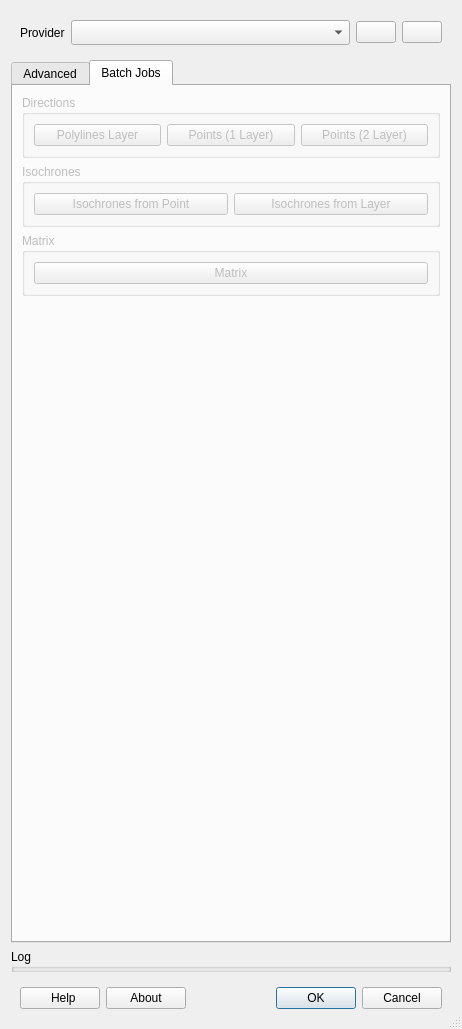
Qt form valhalla/gui/ValhallaDialogUI.ui (gis-ops/valhalla-qgis-plugin) before a commit.
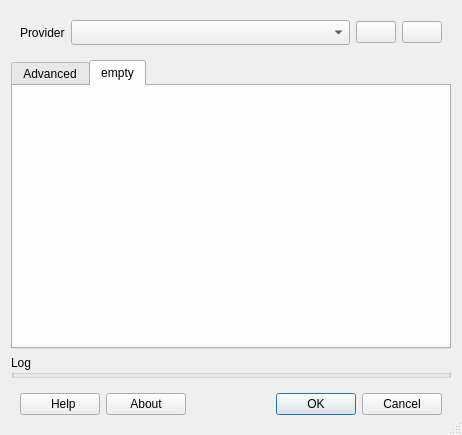
The same form after that commit. The open tabs and pages were chosen to show the change. Icons and pictures are not drawn. Custom widgets are drawn as their Qt base class.

Diff of the .ui file:
```diff
--- a/valhalla/gui/ValhallaDialogUI.ui
+++ b/valhalla/gui/ValhallaDialogUI.ui
@@ -7,7 +7,7 @@
     <x>0</x>
     <y>0</y>
     <width>462</width>
-    <height>914</height>
+    <height>1088</height>
    </rect>
   </property>
   <property name="sizePolicy">
@@ -327,7 +327,7 @@
          <property name="maximumSize">
           <size>
            <width>16777215</width>
-           <height>16777215</height>
+           <height>23</height>
           </size>
          </property>
          <property name="title">
@@ -340,7 +340,7 @@
           <bool>false</bool>
          </property>
          <property name="collapsed">
-          <bool>false</bool>
+          <bool>true</bool>
          </property>
          <property name="saveCollapsedState">
           <bool>false</bool>
@@ -363,6 +363,9 @@
             <property name="collapsed">
              <bool>true</bool>
             </property>
+            <property name="saveCollapsedState">
+             <bool>false</bool>
+            </property>
             <layout class="QVBoxLayout" name="verticalLayout_9">
              <item>
               <widget class="QgsCollapsibleGroupBox" name="isochrone_group">
@@ -478,10 +481,10 @@
              <bool>false</bool>
             </property>
             <property name="collapsed">
-             <bool>false</bool>
+             <bool>true</bool>
             </property>
             <property name="saveCollapsedState">
-             <bool>true</bool>
+             <bool>false</bool>
             </property>
             <layout class="QGridLayout" name="gridLayout_4">
              <property name="sizeConstraint">
@@ -496,7 +499,7 @@
                 </sizepolicy>
                </property>
                <property name="currentIndex">
-                <number>2</number>
+                <number>0</number>
                </property>
                <widget class="QWidget" name="tab">
                 <attribute name="title">
@@ -518,13 +521,13 @@
                     <set>Qt::AlignLeading|Qt::AlignLeft|Qt::AlignVCenter</set>
                    </property>
                    <property name="collapsed">
-                    <bool>true</bool>
+                    <bool>false</bool>
                    </property>
                    <property name="scrollOnExpand">
                     <bool>false</bool>
                    </property>
                    <property name="saveCollapsedState">
-                    <bool>true</bool>
+                    <bool>false</bool>
                    </property>
                    <layout class="QGridLayout" name="gridLayout_15">
                     <item row="0" column="0">
@@ -596,13 +599,13 @@
                     <string>Costs</string>
                    </property>
                    <property name="collapsed">
-                    <bool>true</bool>
+                    <bool>false</bool>
                    </property>
                    <property name="scrollOnExpand">
                     <bool>false</bool>
                    </property>
                    <property name="saveCollapsedState">
-                    <bool>true</bool>
+                    <bool>false</bool>
                    </property>
                    <layout class="QGridLayout" name="gridLayout_3">
                     <item row="0" column="0">
@@ -688,13 +691,13 @@
                     <string>Favor types</string>
                    </property>
                    <property name="collapsed">
-                    <bool>true</bool>
+                    <bool>false</bool>
                    </property>
                    <property name="scrollOnExpand">
                     <bool>false</bool>
                    </property>
                    <property name="saveCollapsedState">
-                    <bool>true</bool>
+                    <bool>false</bool>
                    </property>
                    <layout class="QGridLayout" name="gridLayout_5">
                     <item row="0" column="0">
@@ -1224,13 +1227,13 @@
                     <string>Factors</string>
                    </property>
                    <property name="collapsed">
-                    <bool>true</bool>
+                    <bool>false</bool>
                    </property>
                    <property name="scrollOnExpand">
                     <bool>false</bool>
                    </property>
                    <property name="saveCollapsedState">
-                    <bool>true</bool>
+                    <bool>false</bool>
                    </property>
                    <layout class="QGridLayout" name="gridLayout_11">
                     <item row="0" column="0">
@@ -1308,13 +1311,13 @@
                     <string>Favor Types</string>
                    </property>
                    <property name="collapsed">
-                    <bool>true</bool>
+                    <bool>false</bool>
                    </property>
                    <property name="scrollOnExpand">
                     <bool>false</bool>
                    </property>
                    <property name="saveCollapsedState">
-                    <bool>true</bool>
+                    <bool>false</bool>
                    </property>
                    <layout class="QGridLayout" name="gridLayout_12">
                     <item row="0" column="0">
@@ -1352,13 +1355,13 @@
                     <string>Penalties</string>
                    </property>
                    <property name="collapsed">
-                    <bool>true</bool>
+                    <bool>false</bool>
                    </property>
                    <property name="scrollOnExpand">
                     <bool>false</bool>
                    </property>
                    <property name="saveCollapsedState">
-                    <bool>true</bool>
+                    <bool>false</bool>
                    </property>
                    <layout class="QGridLayout" name="gridLayout_9">
                     <item row="0" column="0">
@@ -1441,105 +1444,9 @@
      </widget>
      <widget class="QWidget" name="batch_tab">
       <attribute name="title">
-       <string>Batch Jobs</string>
+       <string>empty</string>
       </attribute>
       <layout class="QVBoxLayout" name="verticalLayout">
-       <item>
-        <widget class="QGroupBox" name="groupBox">
-         <property name="enabled">
-          <bool>false</bool>
-         </property>
-         <property name="title">
-          <string>Directions</string>
-         </property>
-         <layout class="QHBoxLayout" name="horizontalLayout">
-          <item>
-           <widget class="QPushButton" name="batch_routing_line">
-            <property name="sizePolicy">
-             <sizepolicy hsizetype="Minimum" vsizetype="Fixed">
-              <horstretch>0</horstretch>
-              <verstretch>0</verstretch>
-             </sizepolicy>
-            </property>
-            <property name="text">
-             <string>Polylines Layer</string>
-            </property>
-           </widget>
-          </item>
-          <item>
-           <widget class="QPushButton" name="batch_routing_point">
-            <property name="sizePolicy">
-             <sizepolicy hsizetype="Minimum" vsizetype="Fixed">
-              <horstretch>0</horstretch>
-              <verstretch>0</verstretch>
-             </sizepolicy>
-            </property>
-            <property name="text">
-             <string>Points (1 Layer)</string>
-            </property>
-           </widget>
-          </item>
-          <item>
-           <widget class="QPushButton" name="batch_routing_points">
-            <property name="sizePolicy">
-             <sizepolicy hsizetype="Minimum" vsizetype="Fixed">
-              <horstretch>0</horstretch>
-              <verstretch>0</verstretch>
-             </sizepolicy>
-            </property>
-            <property name="text">
-             <string>Points (2 Layer)</string>
-            </property>
-           </widget>
-          </item>
-         </layout>
-        </widget>
-       </item>
-       <item>
-        <widget class="QGroupBox" name="groupBox_2">
-         <property name="enabled">
-          <bool>false</bool>
-         </property>
-         <property name="title">
-          <string>Isochrones</string>
-         </property>
-         <layout class="QHBoxLayout" name="horizontalLayout_4">
-          <item>
-           <widget class="QPushButton" name="batch_iso_point">
-            <property name="text">
-             <string>Isochrones from Point</string>
-            </property>
-           </widget>
-          </item>
-          <item>
-           <widget class="QPushButton" name="batch_iso_layer">
-            <property name="text">
-             <string>Isochrones from Layer</string>
-            </property>
-           </widget>
-          </item>
-         </layout>
-        </widget>
-       </item>
-       <item>
-        <widget class="QGroupBox" name="groupBox_3">
-         <property name="enabled">
-          <bool>false</bool>
-         </property>
-         <property name="title">
-          <string>Matrix</string>
-         </property>
-         <layout class="QHBoxLayout" name="horizontalLayout_5">
-          <item>
-           <widget class="QPushButton" name="batch_matrix">
-            <property name="text">
-             <string>Matrix</string>
-            </property>
-           </widget>
-          </item>
-         </layout>
-        </widget>
-       </item>
        <item>
         <spacer name="verticalSpacer">
          <property name="orientation">
```
